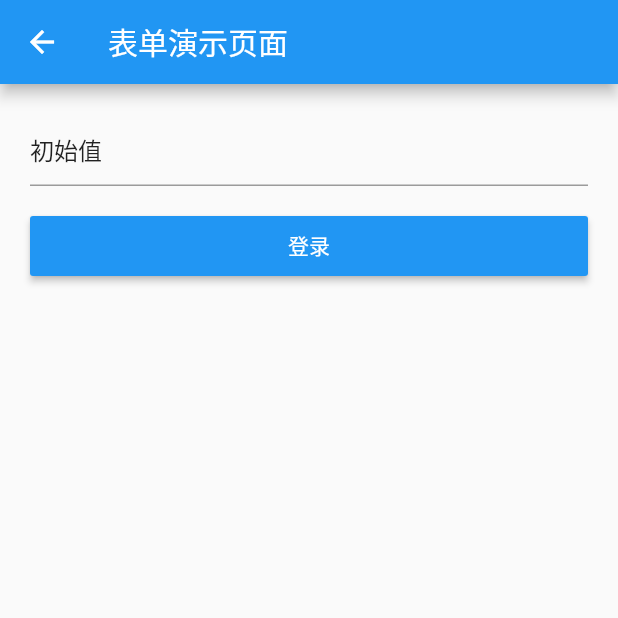
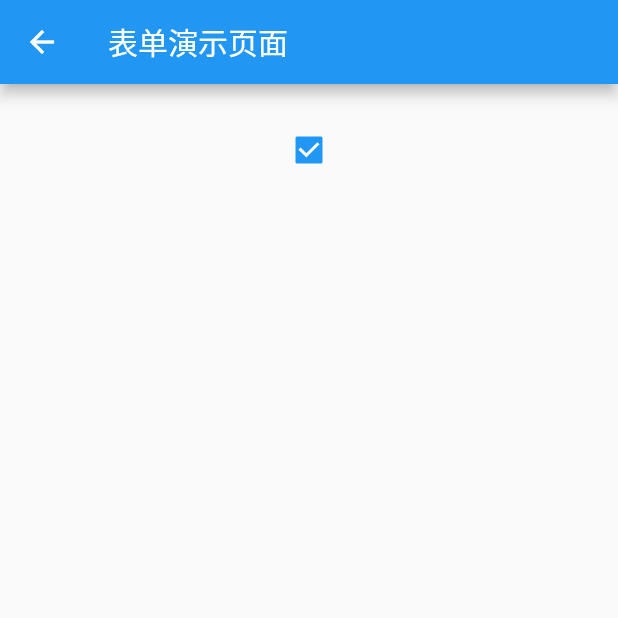
Before and after one commit to LFNHHHHH/Flutter-Study, a Flutter app: the screen it shows after launch, on a phone screen of 412 x 824 dp, the top half of it. Run offline on Flutter 3.47's test engine with Material 2 defaults, Android fonts, the phone set to English and light mode, and no system bars.

```diff
--- a/lib/pages/TextField.dart
+++ b/lib/pages/TextField.dart
@@ -8,12 +8,7 @@ class TextFieldDemoPage extends StatefulWidget {
 }
 
 class _TextFieldDemoPageState extends State<TextFieldDemoPage> {
-  var _username = new TextEditingController();
-  @override
-  void initState() {
-    super.initState();
-    _username.text = '初始值';
-  }
+  var flag = true;
 
   @override
   Widget build(BuildContext context) {
@@ -27,22 +22,13 @@ class _TextFieldDemoPageState extends State<TextFieldDemoPage> {
               padding: EdgeInsets.all(20),
               child: Column(
                 children: <Widget>[
-                  TextField(
-                    decoration: InputDecoration(hintText: '请输入用户名'),
-                    controller: _username,
-                  ),
-                  SizedBox(height: 20),
-                  Container(
-                    width: double.infinity,
-                    height: 40,
-                    child: RaisedButton(
-                        child: Text('登录'),
-                        color: Colors.blue,
-                        textColor: Colors.white,
-                        onPressed: () {
-                          print(_username.text);
-                        }),
-                  )
+                  Checkbox(
+                      value: this.flag,
+                      onChanged: (v) {
+                        setState(() {
+                          this.flag = v;
+                        });
+                      })
                 ],
               ),
             )
```
